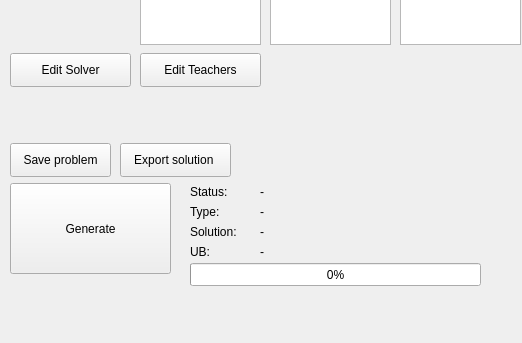
Before: the Qt Designer form pySprida/gui/main.ui in pbnl/pySprida, drawn with Qt 5; both pictures show x 0 to 522 and y 257 to 600 of the 802 by 600 pixel window.
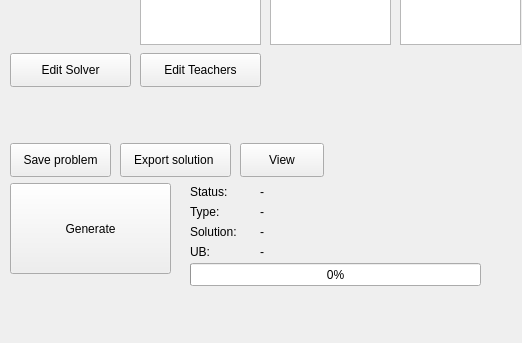
After: the same form once the commit is applied.

Commit message: Added solution save Added view solution button

Diff of the .ui file:
```diff
--- a/pySprida/gui/main.ui
+++ b/pySprida/gui/main.ui
@@ -342,6 +342,19 @@
      <string>Export solution </string>
     </property>
    </widget>
+   <widget class="QPushButton" name="view_solution">
+    <property name="geometry">
+     <rect>
+      <x>240</x>
+      <y>400</y>
+      <width>84</width>
+      <height>34</height>
+     </rect>
+    </property>
+    <property name="text">
+     <string>View</string>
+    </property>
+   </widget>
   </widget>
   <widget class="QMenuBar" name="menubar">
    <property name="geometry">
```
The commit also changes 7 other files.
